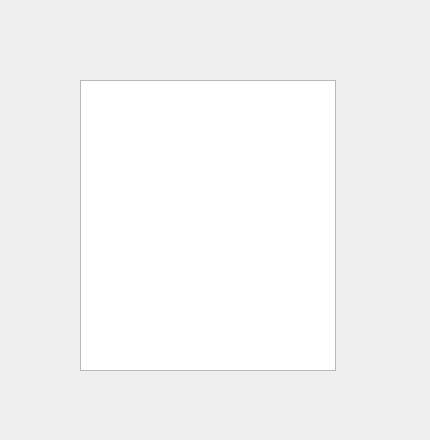
First picture: the form in Qt source code/devices.ui, repository stan12138/Filer, before the edit.
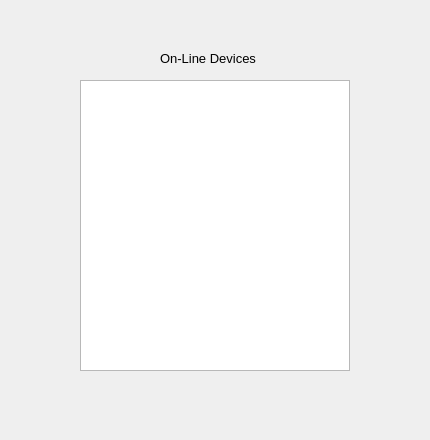
Second picture: the form after the edit.

Patch:
```diff
--- a/Qt source code/devices.ui
+++ b/Qt source code/devices.ui
@@ -23,11 +23,29 @@
     <rect>
      <x>80</x>
      <y>80</y>
-     <width>256</width>
+     <width>270</width>
      <height>291</height>
     </rect>
    </property>
   </widget>
+  <widget class="QLabel" name="label">
+   <property name="geometry">
+    <rect>
+     <x>160</x>
+     <y>50</y>
+     <width>111</width>
+     <height>16</height>
+    </rect>
+   </property>
+   <property name="font">
+    <font>
+     <pointsize>10</pointsize>
+    </font>
+   </property>
+   <property name="text">
+    <string>On-Line Devices</string>
+   </property>
+  </widget>
  </widget>
  <resources/>
  <connections/>
```
